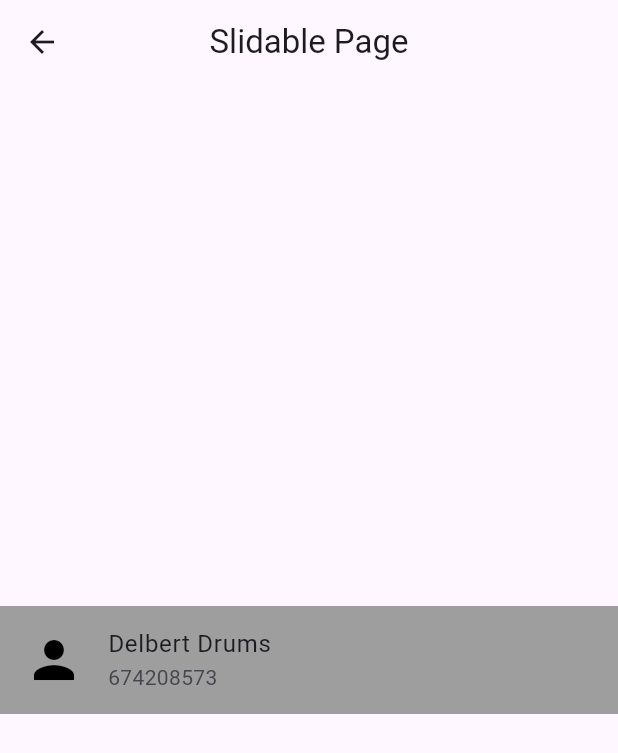
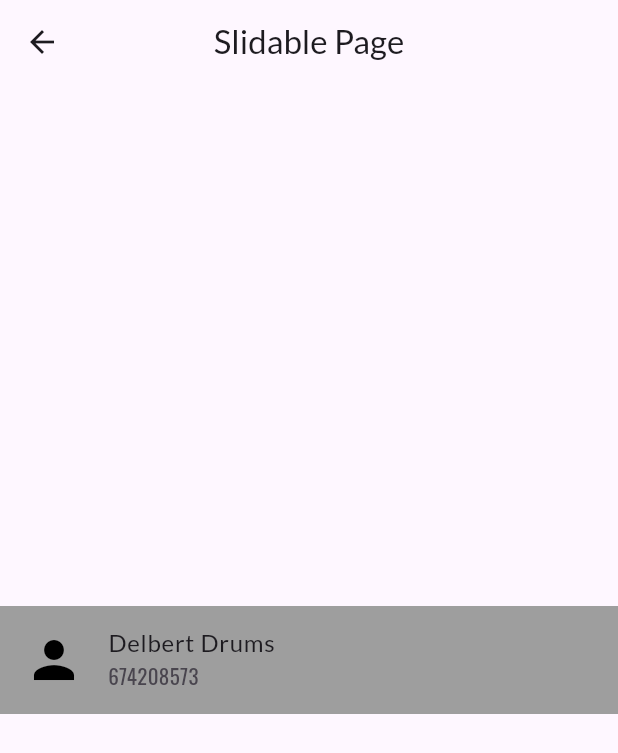
Before and after one commit to delbertkimbi/flutter-package-of-the-day, a Flutter app: the screen it shows after launch, after a tap on "SlidePage", on a phone screen of 412 x 824 dp. Shown: the top 753 px of the screen. Run offline on Flutter 3.47's test engine with Material 3 defaults, Android fonts, the phone set to English and light mode, and no system bars; drawn by our look-alikes of flutter_slidable; our stand-ins replace google_fonts.

Commit message:
google font package

```diff
--- a/package_of_day_day/lib/main.dart
+++ b/package_of_day_day/lib/main.dart
@@ -1,4 +1,5 @@
 import 'package:flutter/material.dart';
+import 'package:google_fonts/google_fonts.dart';
 import 'package:package_of_day_day/home.dart';
 
 void main() {
@@ -9,9 +10,13 @@
   const MyApp({super.key});
   @override
   Widget build(BuildContext context) {
+    final textTheme = Theme.of(context).textTheme;
     return MaterialApp(
       title: 'Flutter Demo',
       theme: ThemeData(
+        textTheme: GoogleFonts.latoTextTheme(textTheme).copyWith(
+          bodyMedium: GoogleFonts.oswald(textStyle: textTheme.bodyMedium),
+        ),
         colorScheme: ColorScheme.fromSeed(seedColor: Colors.deepPurple),
         useMaterial3: true,
       ),
```
